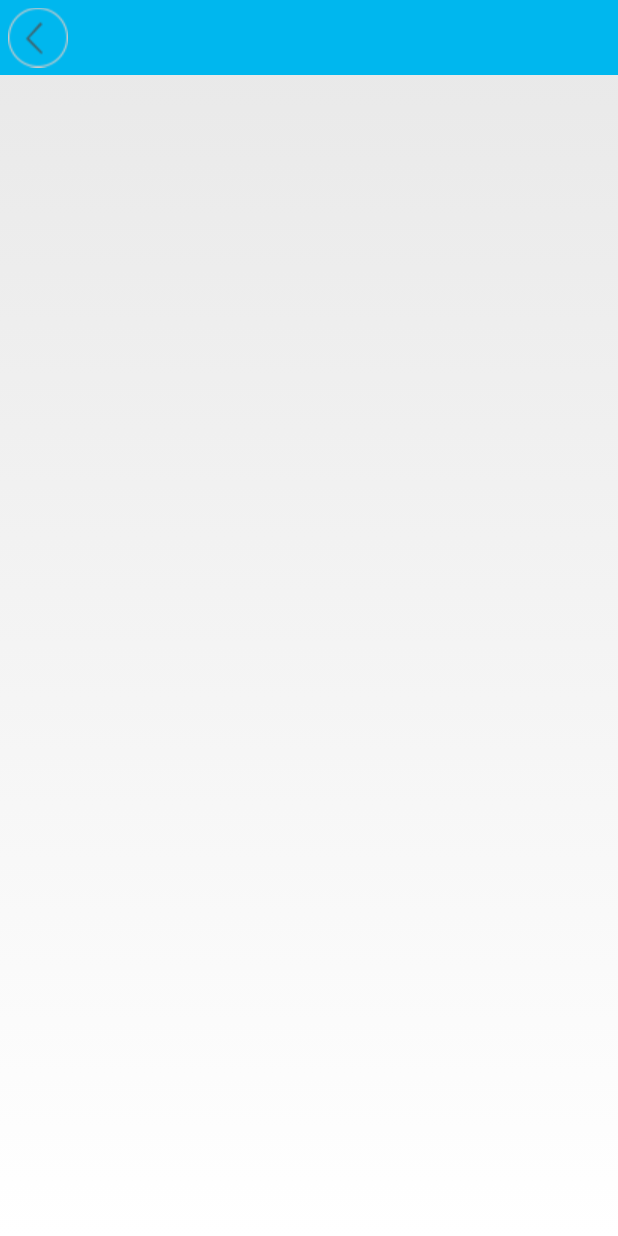
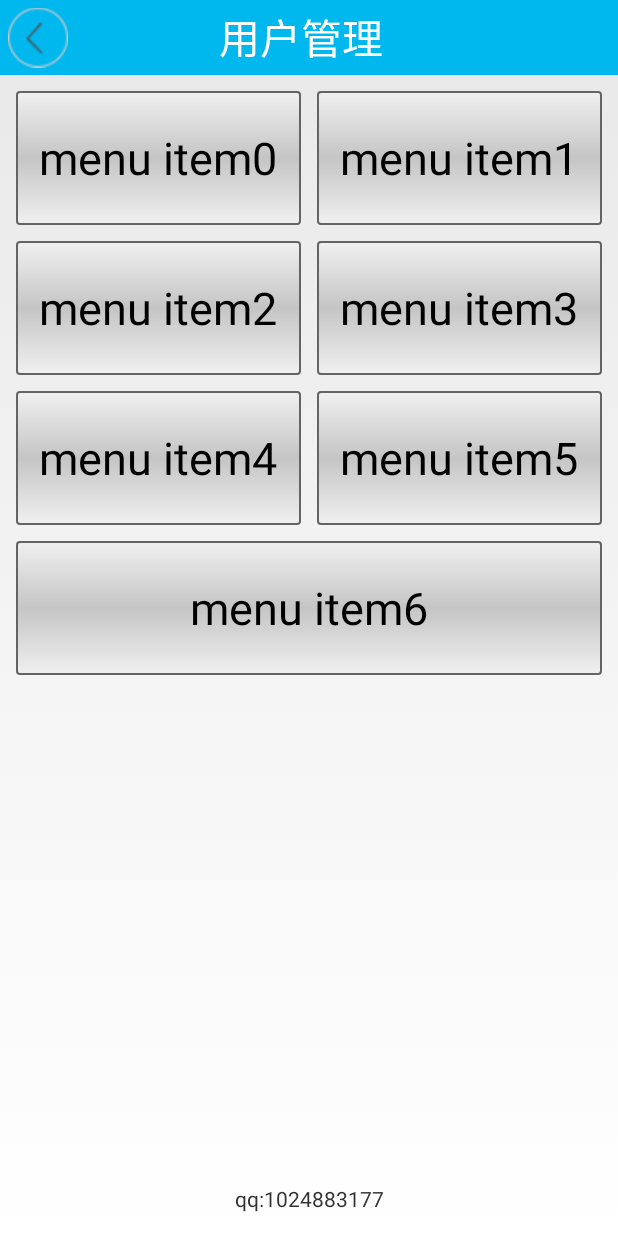
Before and after one commit to kuangxuefeng/InventoryManager, an Android app: the UserMenuActivity screen opened directly, with no data from a screen before it, on a phone screen of 412 x 824 dp. Run offline under Robolectric (Android 15) with nearby library versions, the phone set to English and light mode, and no system bars.

Commit message:
菜单统一界面

```diff
--- a/app/src/main/java/com/kxf/inventorymanager/activity/BaseMenuActivity.java
+++ b/app/src/main/java/com/kxf/inventorymanager/activity/BaseMenuActivity.java
@@ -1,58 +1,156 @@
 package com.kxf.inventorymanager.activity;
 
 import android.os.Bundle;
+import android.view.LayoutInflater;
 import android.view.View;
+import android.view.ViewGroup;
+import android.widget.Button;
+import android.widget.LinearLayout;
 
 import com.kxf.inventorymanager.R;
 
+import java.util.ArrayList;
 import java.util.List;
 
 public abstract class BaseMenuActivity extends BaseActivity {
 
     private List<BaseItem> baseItems;
+    private List<Button> btnItems;
+    private boolean hasExtra = true;
 
     @Override
-    protected void onCreate(Bundle savedInstanceState) {
+    protected final void onCreate(Bundle savedInstanceState) {
         super.onCreate(savedInstanceState);
         setContentView(R.layout.activity_base_menu);
         initMenu();
+        afterInitMenu();
     }
 
     protected void initMenu() {
         baseItems = getBaseItem();
         setTopTitle(getMenuTitle());
 
+        LinearLayout ll_content = (LinearLayout) findViewById(R.id.ll_content);
+
+        ll_content.removeAllViews();
+        if (null == baseItems || baseItems.size()<1){
+            return;
+        }
+
+        if (baseItems.size()%2==0){
+            hasExtra = false;
+        }
+        int numLlItem = baseItems.size() / 2;
+        btnItems = new ArrayList<>();
+        for (int i=0;i<numLlItem;i++){
+            addItem(ll_content, baseItems.get(2*i), baseItems.get(2*i+1));
+        }
+
+        if (hasExtra){
+            addItem(ll_content, baseItems.get(baseItems.size()-1), null);
+        }
+    }
+
+    protected void addItem(ViewGroup parent, final BaseItem bi1, final BaseItem bi2){
+        View v = LayoutInflater.from(this).inflate(R.layout.activity_base_menu, null);
+        LinearLayout ll_item = (LinearLayout) v.findViewById(R.id.ll_item);
+        LinearLayout ll_content = (LinearLayout) v.findViewById(R.id.ll_content);
+        Button btn_item1 = (Button) v.findViewById(R.id.btn_item1);
+        Button btn_item2 = (Button) v.findViewById(R.id.btn_item2);
+
+        if (null != bi1){
+            btn_item1.setText(bi1.getTitle());
+            btn_item1.setOnClickListener(bi1.getAndDoListener());
+            btn_item1.setVisibility(View.VISIBLE);
+            btnItems.add(btn_item1);
+        }
+
+        if (null != bi2){
+            btn_item2.setText(bi2.getTitle());
+            btn_item2.setOnClickListener(bi2.getAndDoListener());
+            btn_item2.setVisibility(View.VISIBLE);
+            btnItems.add(btn_item2);
+        }
+        ll_content.removeAllViews();
+        ll_item.setVisibility(View.VISIBLE);
+        parent.addView(ll_item);
+    }
+
+    protected void setAllBtnEnabled(boolean enabled){
+        if (null == btnItems || btnItems.size() < 1){
+            return;
+        }
+        for (Button btn : btnItems){
+            btn.setEnabled(enabled);
+        }
     }
 
     protected abstract List<BaseItem> getBaseItem();
     protected abstract String getMenuTitle();
+    protected abstract void afterInitMenu();
 
     public class BaseItem{
+        private int id;
         private String title;
-        private View.OnClickListener listener;
+        private OnItemClickListener listener;
+
+        public View.OnClickListener getAndDoListener() {
+            View.OnClickListener viewListener = new View.OnClickListener() {
+                @Override
+                public void onClick(final View v) {
+                    if (null != listener){
+                        mActivity.runOnUiThread(new Runnable() {
+                            @Override
+                            public void run() {
+                                setAllBtnEnabled(false);
+                                listener.onClick(v, BaseItem.this);
+                                setAllBtnEnabled(true);
+                            }
+                        });
+                    }
+                }
+            };
+            return viewListener;
+        }
 
         public String getTitle() {
             return title;
         }
 
-        public void setTitle(String title) {
+        public BaseItem setTitle(String title) {
             this.title = title;
+            return this;
         }
 
-        public View.OnClickListener getListener() {
+        public OnItemClickListener getListener() {
             return listener;
         }
 
-        public void setListener(View.OnClickListener listener) {
+        public BaseItem setListener(OnItemClickListener listener) {
             this.listener = listener;
+            return this;
+        }
+
+        public int getId() {
+            return id;
+        }
+
+        public BaseItem setId(int id) {
+            this.id = id;
+            return this;
         }
 
         @Override
         public String toString() {
             return "BaseItem{" +
-                    "title='" + title + '\'' +
+                    "id=" + id +
+                    ", title='" + title + '\'' +
                     ", listener=" + listener +
                     '}';
         }
     }
+
+    public interface OnItemClickListener {
+        void onClick(View v, BaseItem bi);
+    }
 }
--- a/app/src/main/java/com/kxf/inventorymanager/activity/UserMenuActivity.java
+++ b/app/src/main/java/com/kxf/inventorymanager/activity/UserMenuActivity.java
@@ -1,14 +1,41 @@
 package com.kxf.inventorymanager.activity;
 
-import android.os.Bundle;
+import android.view.View;
 
-import com.kxf.inventorymanager.R;
+import com.kxf.inventorymanager.utils.LogUtil;
 
-public class UserMenuActivity extends BaseActivity {
+import java.util.ArrayList;
+import java.util.List;
+
+public class UserMenuActivity extends BaseMenuActivity {
+
+//    @Override
+//    protected void onCreate(Bundle savedInstanceState) {
+//        super.onCreate(savedInstanceState);
+//        setContentView(R.layout.activity_user_menu);
+//    }
 
     @Override
-    protected void onCreate(Bundle savedInstanceState) {
-        super.onCreate(savedInstanceState);
-        setContentView(R.layout.activity_user_menu);
+    protected List<BaseItem> getBaseItem() {
+        List<BaseItem> bis = new ArrayList<>();
+        for (int i = 0;i<7;i++){
+            bis.add(new BaseItem().setId(i).setTitle("menu item" + i).setListener(new OnItemClickListener() {
+                @Override
+                public void onClick(View v, BaseItem bi) {
+                    LogUtil.d("bi=" + bi);
+                }
+            }));
+        }
+        return bis;
+    }
+
+    @Override
+    protected String getMenuTitle() {
+        return "用户管理";
+    }
+
+    @Override
+    protected void afterInitMenu() {
+
     }
 }
--- a/app/src/main/res/layout/activity_base_menu.xml
+++ b/app/src/main/res/layout/activity_base_menu.xml
@@ -23,6 +23,7 @@
             android:id="@+id/ll_item"
             android:layout_width="match_parent"
             android:layout_height="100dp"
+            android:visibility="gone"
             android:orientation="horizontal">
 
             <Button
@@ -31,6 +32,7 @@
                 android:layout_height="match_parent"
                 android:layout_margin="5dp"
                 android:layout_weight="1"
+                android:visibility="gone"
                 android:background="@drawable/selector_main_button"
                 android:textSize="30sp" />
 
@@ -40,6 +42,7 @@
                 android:layout_height="match_parent"
                 android:layout_margin="5dp"
                 android:layout_weight="1"
+                android:visibility="gone"
                 android:background="@drawable/selector_main_button"
                 android:textSize="30sp" />
         </LinearLayout>
```
Also changed, not shown: app/src/main/java/com/kxf/inventorymanager/activity/BaseActivity.java (+24 -19 lines), app/src/main/java/com/kxf/inventorymanager/activity/MainMenuActivity.java (+66 -68 lines).
